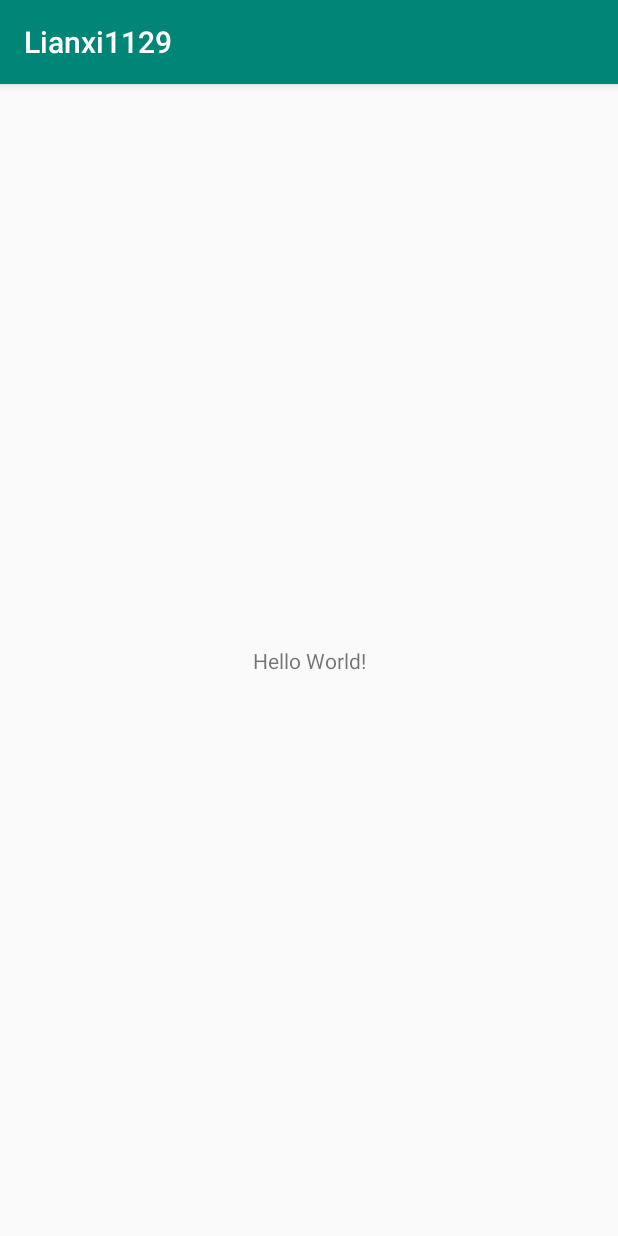
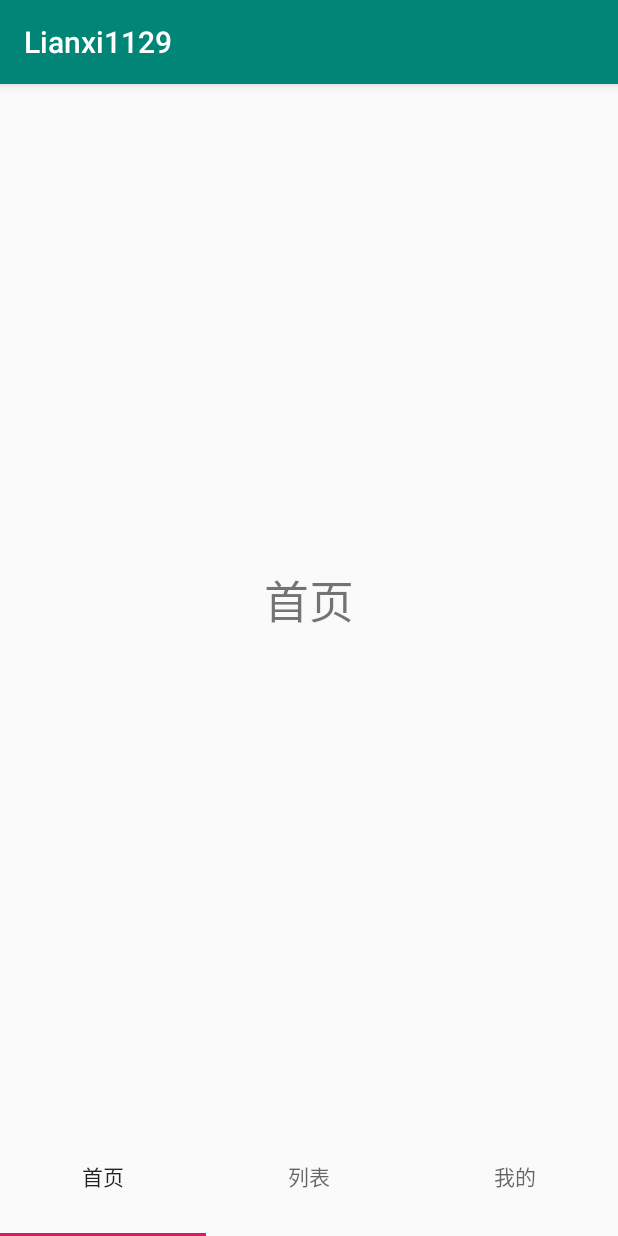
Before and after one commit to Xuliming1203/Lianxi1129, an Android app: the screen it shows after launch (MainActivity), on a phone screen of 412 x 824 dp. Run offline under Robolectric (Android 15) with nearby library versions, the phone set to English and light mode, and no system bars.

Commit message:
Fragment和Viewpager

```diff
--- a/app/build.gradle
+++ b/app/build.gradle
@@ -22,7 +22,9 @@ android {
 dependencies {
     implementation fileTree(dir: 'libs', include: ['*.jar'])
     implementation 'androidx.appcompat:appcompat:1.1.0'
+    implementation 'com.google.android.material:material:1.0.0'
     implementation 'androidx.constraintlayout:constraintlayout:1.1.3'
+    implementation 'androidx.legacy:legacy-support-v4:1.0.0'
     testImplementation 'junit:junit:4.12'
     androidTestImplementation 'androidx.test.ext:junit:1.1.0'
     androidTestImplementation 'androidx.test.espresso:espresso-core:3.2.0'
--- a/app/src/main/AndroidManifest.xml
+++ b/app/src/main/AndroidManifest.xml
@@ -9,6 +9,7 @@
         android:roundIcon="@mipmap/ic_launcher_round"
         android:supportsRtl="true"
         android:theme="@style/AppTheme">
+        <activity android:name=".Main2Activity"></activity>
         <activity android:name=".MainActivity">
             <intent-filter>
                 <action android:name="android.intent.action.MAIN" />
--- /dev/null
+++ b/app/src/main/java/com/bw/lianxi1129/HomeFragment.java
@@ -0,0 +1,26 @@
+package com.bw.lianxi1129;
+
+
+import android.os.Bundle;
+
+import androidx.fragment.app.Fragment;
+
+import android.view.LayoutInflater;
+import android.view.View;
+import android.view.ViewGroup;
+
+
+/**
+ * A simple {@link Fragment} subclass.
+ */
+public class HomeFragment extends Fragment {
+    @Override
+    public View onCreateView(LayoutInflater inflater, ViewGroup container,
+                             Bundle savedInstanceState) {
+        // Inflate the layout for this fragment
+        View view=View.inflate(getContext(),R.layout.fragment_home,null);
+        return view;
+    }
+
+
+}
--- /dev/null
+++ b/app/src/main/java/com/bw/lianxi1129/LieFragment.java
@@ -0,0 +1,43 @@
+package com.bw.lianxi1129;
+
+
+import android.content.Intent;
+import android.os.Bundle;
+
+import androidx.fragment.app.Fragment;
+import androidx.viewpager.widget.ViewPager;
+
+import android.view.LayoutInflater;
+import android.view.View;
+import android.view.ViewGroup;
+import android.widget.Button;
+
+
+/**
+ * A simple {@link Fragment} subclass.
+ */
+public class LieFragment extends Fragment {
+
+
+    private Button bt;
+    private ViewPager vp;
+
+    @Override
+    public View onCreateView(LayoutInflater inflater, ViewGroup container,
+                             Bundle savedInstanceState) {
+        // Inflate the layout for this fragment
+        View view=View.inflate(getContext(),R.layout.fragment_lie,null);
+        bt = view.findViewById(R.id.bt);
+        vp = view.findViewById(R.id.vp);
+        bt.setOnClickListener(new View.OnClickListener() {
+            @Override
+            public void onClick(View view) {
+                Intent it=new Intent(getActivity(),Main2Activity.class);
+                startActivity(it);
+            }
+        });
+        return view;
+
+    }
+
+}
--- a/app/src/main/java/com/bw/lianxi1129/MainActivity.java
+++ b/app/src/main/java/com/bw/lianxi1129/MainActivity.java
@@ -1,14 +1,59 @@
 package com.bw.lianxi1129;
 
+import androidx.annotation.NonNull;
+import androidx.annotation.Nullable;
 import androidx.appcompat.app.AppCompatActivity;
+import androidx.fragment.app.Fragment;
+import androidx.fragment.app.FragmentPagerAdapter;
+import androidx.viewpager.widget.ViewPager;
 
 import android.os.Bundle;
+import android.util.Log;
+import android.view.View;
+
+import com.google.android.material.tabs.TabLayout;
+
+import java.util.ArrayList;
+import java.util.List;
 
 public class MainActivity extends AppCompatActivity {
-
+    List<Fragment> fragments=new ArrayList<>();
+    private ViewPager vp;
+    private TabLayout tab;
+    List<String> strings=new ArrayList<>();
     @Override
     protected void onCreate(Bundle savedInstanceState) {
         super.onCreate(savedInstanceState);
         setContentView(R.layout.activity_main);
+        vp = findViewById(R.id.vp);
+        tab = findViewById(R.id.tab);
+        HomeFragment homeFragment=new HomeFragment();
+        LieFragment lieFragment=new LieFragment();
+        MeFragment meFragment=new MeFragment();
+        fragments.add(homeFragment);
+        fragments.add(lieFragment);
+        fragments.add(meFragment);
+        strings.add("首页");
+        strings.add("列表");
+        strings.add("我的");
+        vp.setAdapter(new FragmentPagerAdapter(getSupportFragmentManager()) {
+            @NonNull
+            @Override
+            public Fragment getItem(int position) {
+                return fragments.get(position);
+            }
+
+            @Override
+            public int getCount() {
+                return fragments.size();
+            }
+
+            @Nullable
+            @Override
+            public CharSequence getPageTitle(int position) {
+                return strings.get(position);
+            }
+        });
+        tab.setupWithViewPager(vp);
     }
 }
--- a/app/src/main/res/layout/activity_main.xml
+++ b/app/src/main/res/layout/activity_main.xml
@@ -1,18 +1,21 @@
 <?xml version="1.0" encoding="utf-8"?>
-<androidx.constraintlayout.widget.ConstraintLayout xmlns:android="http://schemas.android.com/apk/res/android"
+<RelativeLayout xmlns:android="http://schemas.android.com/apk/res/android"
     xmlns:app="http://schemas.android.com/apk/res-auto"
     xmlns:tools="http://schemas.android.com/tools"
     android:layout_width="match_parent"
+    android:orientation="vertical"
     android:layout_height="match_parent"
     tools:context=".MainActivity">
-
-    <TextView
-        android:layout_width="wrap_content"
-        android:layout_height="wrap_content"
-        android:text="Hello World!"
-        app:layout_constraintBottom_toBottomOf="parent"
-        app:layout_constraintLeft_toLeftOf="parent"
-        app:layout_constraintRight_toRightOf="parent"
-        app:layout_constraintTop_toTopOf="parent" />
-
-</androidx.constraintlayout.widget.ConstraintLayout>
+<androidx.viewpager.widget.ViewPager
+    android:id="@+id/vp"
+    android:layout_width="match_parent"
+    android:layout_height="match_parent"
+    android:layout_marginBottom="80dp"
+    ></androidx.viewpager.widget.ViewPager>
+   <com.google.android.material.tabs.TabLayout
+       android:id="@+id/tab"
+       android:layout_alignParentBottom="true"
+       android:layout_width="match_parent"
+       android:layout_height="80dp">
+   </com.google.android.material.tabs.TabLayout>
+</RelativeLayout>
--- /dev/null
+++ b/app/src/main/res/layout/fragment_home.xml
@@ -0,0 +1,16 @@
+<?xml version="1.0" encoding="utf-8"?>
+<RelativeLayout xmlns:android="http://schemas.android.com/apk/res/android"
+    xmlns:tools="http://schemas.android.com/tools"
+    android:layout_width="match_parent"
+    android:layout_height="match_parent"
+    tools:context=".HomeFragment">
+
+    <!-- TODO: Update blank fragment layout -->
+    <TextView
+        android:layout_centerInParent="true"
+        android:textSize="30sp"
+        android:layout_width="wrap_content"
+        android:layout_height="wrap_content"
+        android:text="首页" />
+
+</RelativeLayout>
--- a/app/src/main/res/values/strings.xml
+++ b/app/src/main/res/values/strings.xml
@@ -1,3 +1,6 @@
 <resources>
     <string name="app_name">Lianxi1129</string>
+
+    <!-- TODO: Remove or change this placeholder text -->
+    <string name="hello_blank_fragment">Hello blank fragment</string>
 </resources>
```
Also changed, not shown: app/src/main/java/com/bw/lianxi1129/Main2Activity.java (added, +14 -0 lines), app/src/main/java/com/bw/lianxi1129/MeFragment.java (added, +27 -0 lines), app/src/main/res/layout/activity_main2.xml (added, +9 -0 lines), app/src/main/res/layout/fragment_lie.xml (added, +15 -0 lines), app/src/main/res/layout/fragment_me.xml (added, +17 -0 lines), app/src/main/res/mipmap-xhdpi/a.JPG (added).
